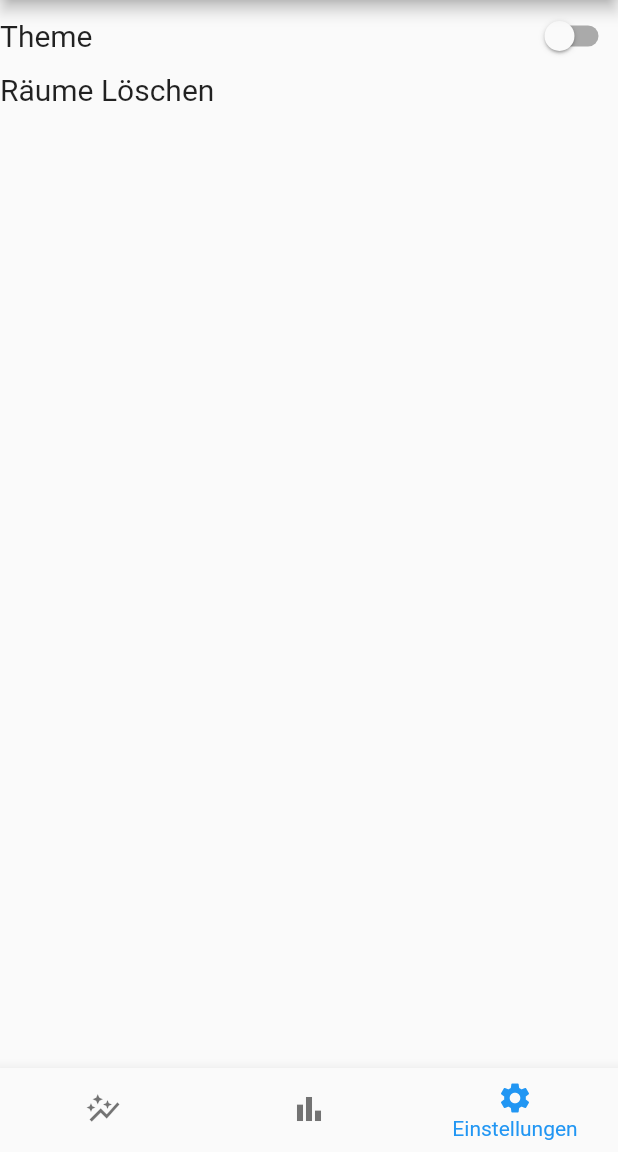
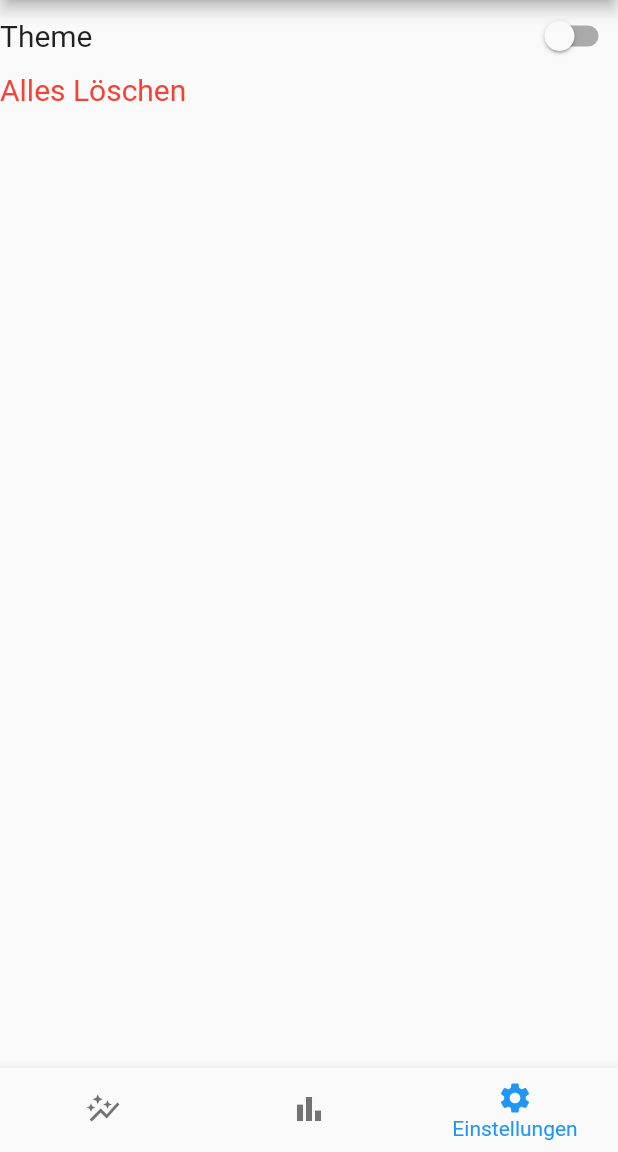
Before and after one commit to Nino678190/Quick-Compare, a Flutter app: the screen it shows after launch, item 3 of the bottom bar chosen, on a phone screen of 412 x 824 dp, the part 84-1236 px from its top. Run offline on Flutter 3.47's test engine with Material 2 defaults, Android fonts, the phone set to English and light mode, and no system bars.

Commit message:
hello world

```diff
--- a/quick_compare/lib/main.dart
+++ b/quick_compare/lib/main.dart
@@ -57,7 +57,7 @@ class _QuickCompareState extends State<QuickCompare> {
               width: MediaQuery.of(context).size.width,
               child: InkWell(
                 onTap: (){print("hi");},
-                child: Text("Räume Löschen",style: TextStyle(fontSize: 20),),
+                child: Text("Alles Löschen",style: TextStyle(fontSize: 20, color: Colors.red),),
               ),
             )
           ],
```
